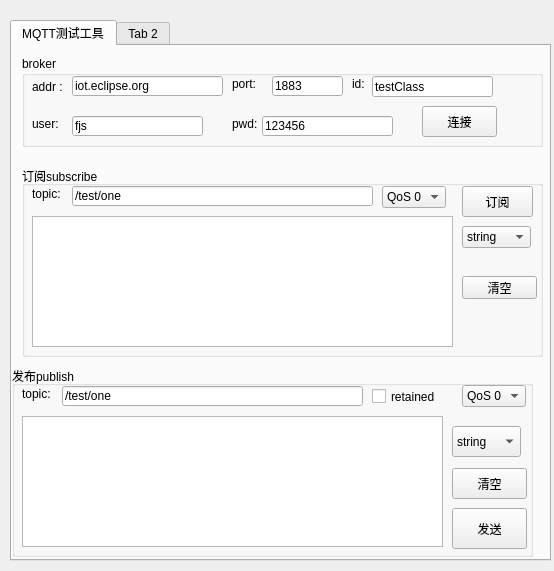
This is mqtt_tools/widget.ui in wrzfeijianshen/mqtt_tools as Qt 5 draws it before an edit. The edited form follows.
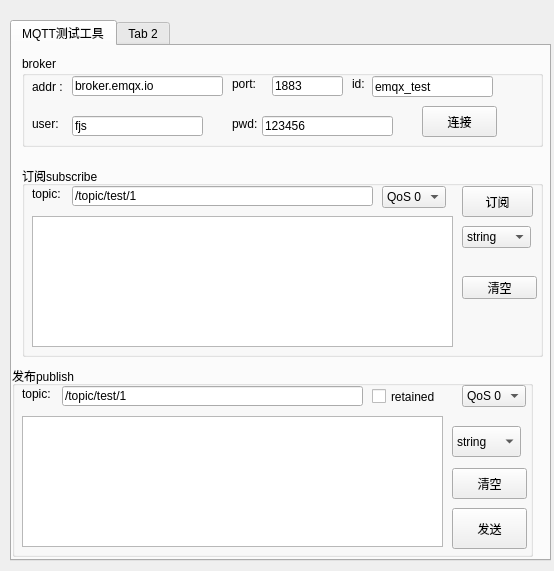
This is the edited form.

Diff of the .ui file:
```diff
--- a/mqtt_tools/widget.ui
+++ b/mqtt_tools/widget.ui
@@ -61,7 +61,7 @@
        </rect>
       </property>
       <property name="text">
-       <string>iot.eclipse.org</string>
+       <string>broker.emqx.io</string>
       </property>
      </widget>
      <widget class="QLabel" name="label_2">
@@ -126,7 +126,7 @@
        </rect>
       </property>
       <property name="text">
-       <string>testClass</string>
+       <string>emqx_test</string>
       </property>
      </widget>
      <widget class="QLabel" name="label_4">
@@ -217,7 +217,7 @@
        </rect>
       </property>
       <property name="text">
-       <string>/test/one</string>
+       <string>/topic/test/1</string>
       </property>
      </widget>
      <widget class="QComboBox" name="comboBox">
@@ -340,7 +340,7 @@
        </rect>
       </property>
       <property name="text">
-       <string>/test/one</string>
+       <string>/topic/test/1</string>
       </property>
      </widget>
      <widget class="QComboBox" name="comboBox_3">
```
Left out of the diff: 14 changed lines with no effect on the pictures.
